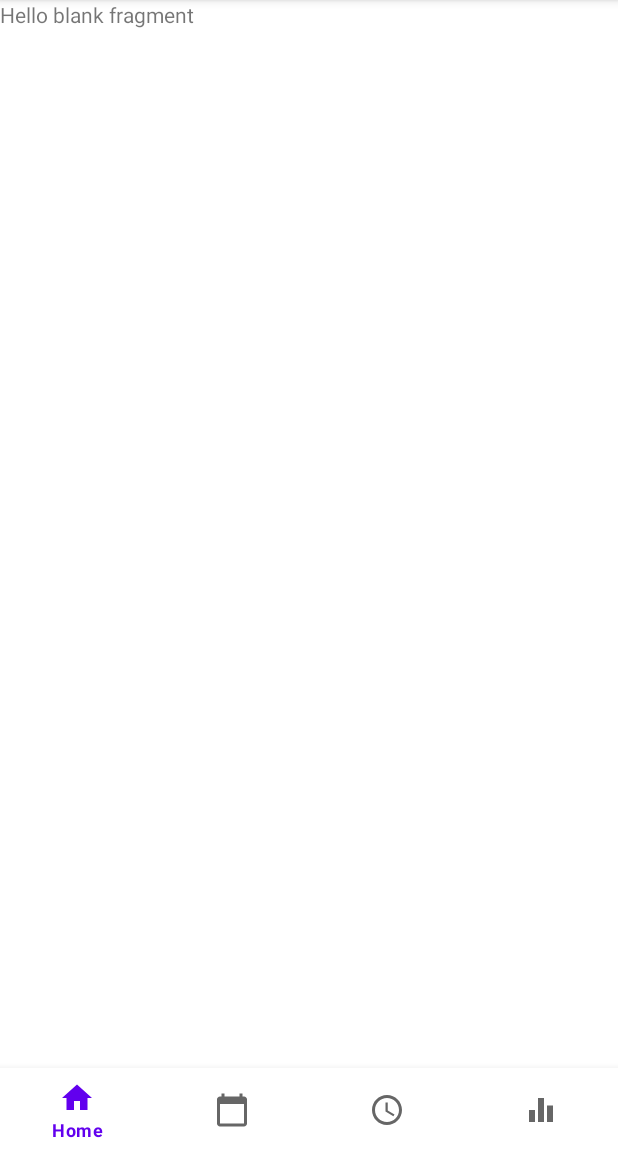
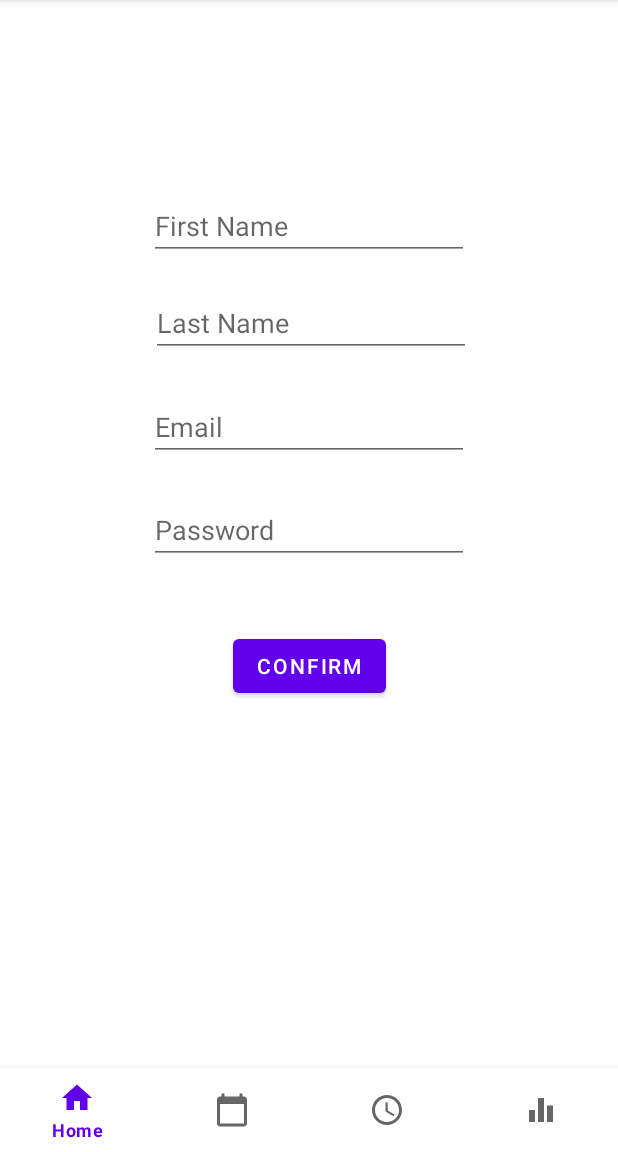
Before and after one commit to HenBaliti/DialogueApp, an Android app: the fragment_register screen opened through its navigation route, on a phone screen of 412 x 824 dp, the part 84-1236 px from its top. Run offline under Robolectric (Android 15) with nearby library versions, the phone set to English and light mode, and no system bars; our stand-ins replace navigation-ui.

Commit message:
nav graph fix and register screen - start

```diff
--- a/app/src/main/java/com/example/dialogueapp/fragment_home.java
+++ b/app/src/main/java/com/example/dialogueapp/fragment_home.java
@@ -22,7 +22,7 @@
         loginBtn.setOnClickListener(new View.OnClickListener() {
             @Override
             public void onClick(View v) {
-                Navigation.findNavController(view).navigate(R.id.action_fragment_home2_to_fragment_login);
+                Navigation.findNavController(view).navigate(R.id.action_fragment_home_to_fragment_login);
             }
         });
         return view;
--- a/app/src/main/java/com/example/dialogueapp/fragment_register.java
+++ b/app/src/main/java/com/example/dialogueapp/fragment_register.java
@@ -3,62 +3,27 @@
 import android.os.Bundle;
 
 import androidx.fragment.app.Fragment;
+import androidx.navigation.Navigation;
 
 import android.view.LayoutInflater;
 import android.view.View;
 import android.view.ViewGroup;
+import android.widget.Button;
 
-/**
- * A simple {@link Fragment} subclass.
- * Use the {@link fragment_register#newInstance} factory method to
- * create an instance of this fragment.
- */
 public class fragment_register extends Fragment {
-
-    // TODO: Rename parameter arguments, choose names that match
-    // the fragment initialization parameters, e.g. ARG_ITEM_NUMBER
-    private static final String ARG_PARAM1 = "param1";
-    private static final String ARG_PARAM2 = "param2";
-
-    // TODO: Rename and change types of parameters
-    private String mParam1;
-    private String mParam2;
-
-    public fragment_register() {
-        // Required empty public constructor
-    }
-
-    /**
-     * Use this factory method to create a new instance of
-     * this fragment using the provided parameters.
-     *
-     * @param param1 Parameter 1.
-     * @param param2 Parameter 2.
-     * @return A new instance of fragment fragment_register.
-     */
-    // TODO: Rename and change types and number of parameters
-    public static fragment_register newInstance(String param1, String param2) {
-        fragment_register fragment = new fragment_register();
-        Bundle args = new Bundle();
-        args.putString(ARG_PARAM1, param1);
-        args.putString(ARG_PARAM2, param2);
-        fragment.setArguments(args);
-        return fragment;
-    }
-
-    @Override
-    public void onCreate(Bundle savedInstanceState) {
-        super.onCreate(savedInstanceState);
-        if (getArguments() != null) {
-            mParam1 = getArguments().getString(ARG_PARAM1);
-            mParam2 = getArguments().getString(ARG_PARAM2);
-        }
-    }
 
     @Override
     public View onCreateView(LayoutInflater inflater, ViewGroup container,
                              Bundle savedInstanceState) {
         // Inflate the layout for this fragment
-        return inflater.inflate(R.layout.fragment_register, container, false);
+        View view = inflater.inflate(R.layout.fragment_register, container, false);
+        Button confirmBtn = view.findViewById(R.id.signup_button_confirm);
+        confirmBtn.setOnClickListener(new View.OnClickListener() {
+            @Override
+            public void onClick(View v) {
+                Navigation.findNavController(view).navigate(R.id.action_fragment_register_to_fragment_login);
+            }
+        });
+        return view;
     }
 }
--- a/app/src/main/res/layout/fragment_register.xml
+++ b/app/src/main/res/layout/fragment_register.xml
@@ -1,14 +1,70 @@
 <?xml version="1.0" encoding="utf-8"?>
-<FrameLayout xmlns:android="http://schemas.android.com/apk/res/android"
+<androidx.constraintlayout.widget.ConstraintLayout xmlns:android="http://schemas.android.com/apk/res/android"
+    xmlns:app="http://schemas.android.com/apk/res-auto"
     xmlns:tools="http://schemas.android.com/tools"
     android:layout_width="match_parent"
     android:layout_height="match_parent"
     tools:context=".fragment_register">
 
-    <!-- TODO: Update blank fragment layout -->
-    <TextView
-        android:layout_width="match_parent"
-        android:layout_height="match_parent"
-        android:text="@string/hello_blank_fragment" />
+    <EditText
+        android:id="@+id/signup_edit_lastname"
+        android:layout_width="wrap_content"
+        android:layout_height="wrap_content"
+        android:layout_marginTop="19dp"
+        android:ems="10"
+        android:hint="Last Name"
+        android:inputType="textPersonName"
+        app:layout_constraintEnd_toEndOf="parent"
+        app:layout_constraintHorizontal_bias="0.506"
+        app:layout_constraintStart_toStartOf="parent"
+        app:layout_constraintTop_toBottomOf="@+id/signup_edit_firstname" />
 
-</FrameLayout>
+    <EditText
+        android:id="@+id/signup_edit_firstname"
+        android:layout_width="wrap_content"
+        android:layout_height="wrap_content"
+        android:layout_marginStart="64dp"
+        android:layout_marginTop="128dp"
+        android:layout_marginEnd="64dp"
+        android:ems="10"
+        android:hint="First Name"
+        android:inputType="textPersonName"
+        app:layout_constraintEnd_toEndOf="parent"
+        app:layout_constraintStart_toStartOf="parent"
+        app:layout_constraintTop_toTopOf="parent" />
+
+    <EditText
+        android:id="@+id/signup_edit_email"
+        android:layout_width="wrap_content"
+        android:layout_height="wrap_content"
+        android:layout_marginTop="24dp"
+        android:ems="10"
+        android:hint="Email"
+        android:inputType="textEmailAddress"
+        app:layout_constraintEnd_toEndOf="parent"
+        app:layout_constraintStart_toStartOf="parent"
+        app:layout_constraintTop_toBottomOf="@+id/signup_edit_lastname" />
+
+    <EditText
+        android:id="@+id/signup_edit_password"
+        android:layout_width="wrap_content"
+        android:layout_height="wrap_content"
+        android:layout_marginTop="23dp"
+        android:ems="10"
+        android:hint="Password"
+        android:inputType="numberPassword"
+        app:layout_constraintEnd_toEndOf="parent"
+        app:layout_constraintStart_toStartOf="parent"
+        app:layout_constraintTop_toBottomOf="@+id/signup_edit_email" />
+
+    <Button
+        android:id="@+id/signup_button_confirm"
+        android:layout_width="wrap_content"
+        android:layout_height="wrap_content"
+        android:layout_marginTop="44dp"
+        android:text="Confirm"
+        app:layout_constraintEnd_toEndOf="parent"
+        app:layout_constraintStart_toStartOf="parent"
+        app:layout_constraintTop_toBottomOf="@+id/signup_edit_password" />
+
+</androidx.constraintlayout.widget.ConstraintLayout>
--- a/app/src/main/res/navigation/nav_graph.xml
+++ b/app/src/main/res/navigation/nav_graph.xml
@@ -10,12 +10,8 @@
         android:label="fragment_home"
         tools:layout="@layout/fragment_home" >
         <action
-            android:id="@+id/action_fragment_home2_to_fragment_login"
-            app:destination="@id/fragment_login"
-            app:enterAnim="@anim/slide_in_right"
-            app:exitAnim="@anim/slide_out_left"
-            app:popEnterAnim="@anim/slide_in_left"
-            app:popExitAnim="@anim/slide_out_right" />
+            android:id="@+id/action_fragment_home_to_fragment_login"
+            app:destination="@id/fragment_login" />
     </fragment>
     <fragment
         android:id="@+id/fragment_login"
@@ -25,6 +21,9 @@
         <action
             android:id="@+id/action_fragment_login_to_fragment_register"
             app:destination="@id/fragment_register" />
+        <action
+            android:id="@+id/action_fragment_login_to_fragment_home"
+            app:destination="@id/fragment_home" />
     </fragment>
     <fragment
         android:id="@+id/fragment_schedule_student"
@@ -50,5 +49,9 @@
         android:id="@+id/fragment_register"
         android:name="com.example.dialogueapp.fragment_register"
         android:label="fragment_register"
-        tools:layout="@layout/fragment_register" />
+        tools:layout="@layout/fragment_register" >
+        <action
+            android:id="@+id/action_fragment_register_to_fragment_login"
+            app:destination="@id/fragment_login" />
+    </fragment>
 </navigation>
```
